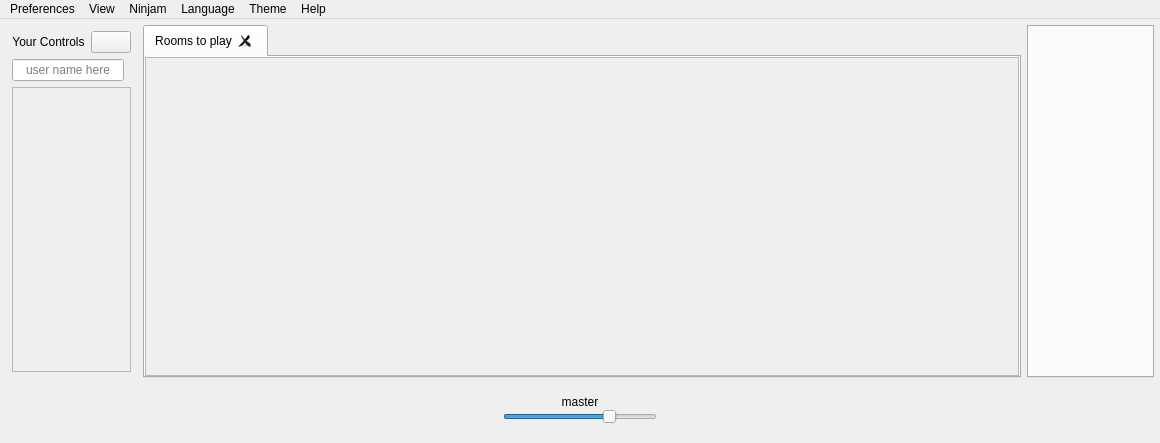
Qt form src/Common/gui/MainWindow.ui (elieserdejesus/JamTaba) before a commit.
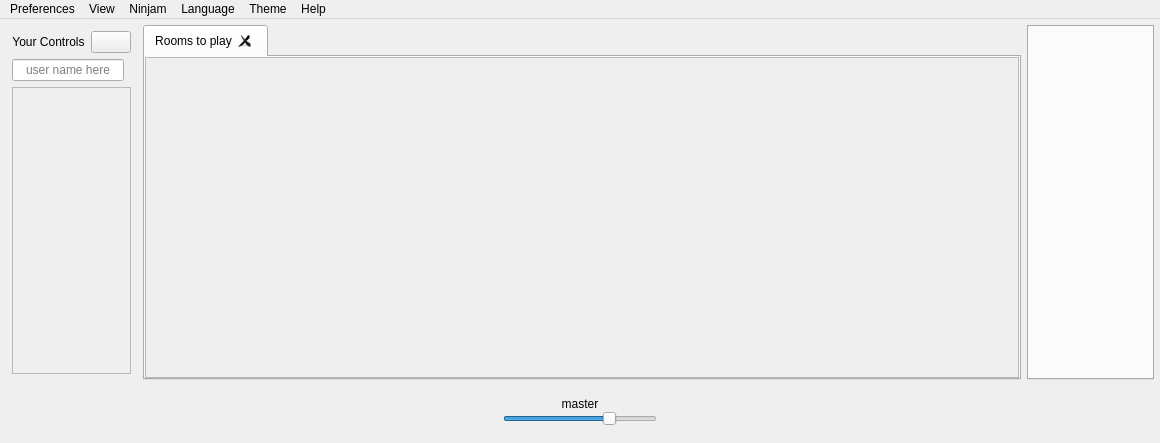
The same form after that commit. Icons and pictures are not drawn. Custom widgets are drawn as their Qt base class.

Commit message: Using new meter in master meters

Patch:
```diff
--- a/src/Common/gui/MainWindow.ui
+++ b/src/Common/gui/MainWindow.ui
@@ -313,17 +313,7 @@
            </layout>
           </item>
           <item>
-           <layout class="QVBoxLayout" name="masterMetersLayout">
-            <property name="spacing">
-             <number>2</number>
-            </property>
-            <item>
-             <widget class="AudioMeter" name="masterMeterL" native="true"/>
-            </item>
-            <item>
-             <widget class="AudioMeter" name="masterMeterR" native="true"/>
-            </item>
-           </layout>
+           <widget class="AudioMeter" name="masterMeter" native="true"/>
           </item>
          </layout>
         </widget>
@@ -400,7 +390,7 @@
              <x>0</x>
              <y>0</y>
              <width>843</width>
-             <height>314</height>
+             <height>308</height>
             </rect>
            </property>
           </widget>
```
Left out of the diff: 2 changed lines with no effect on the pictures. The commit also changes 8 other files.
